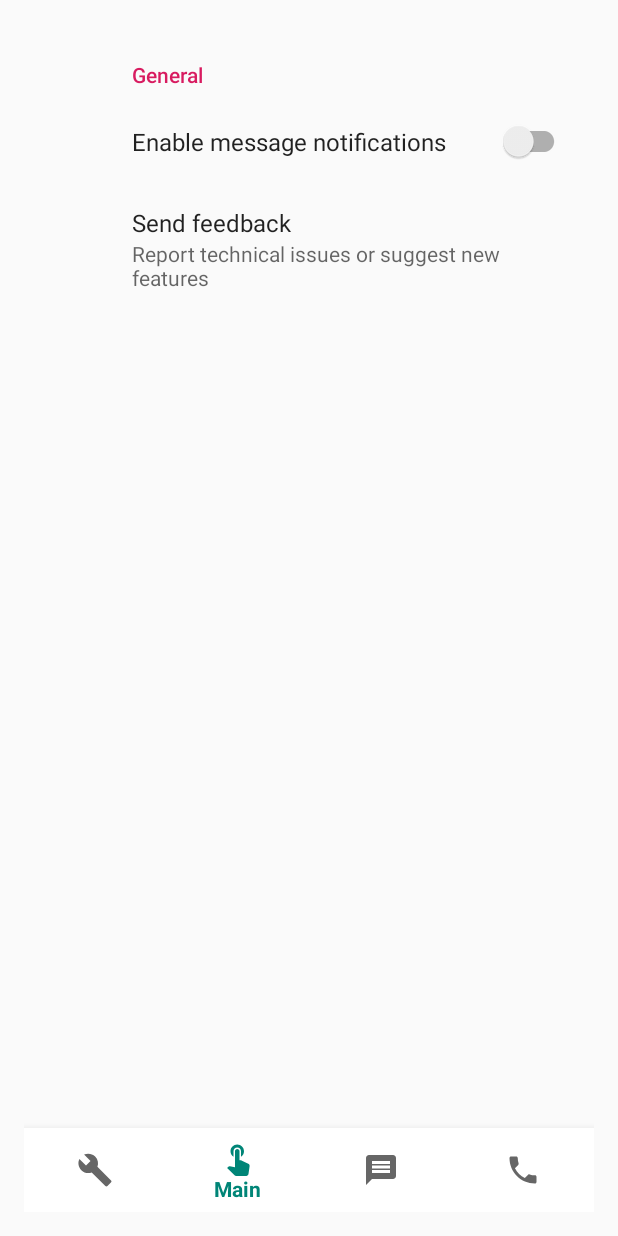
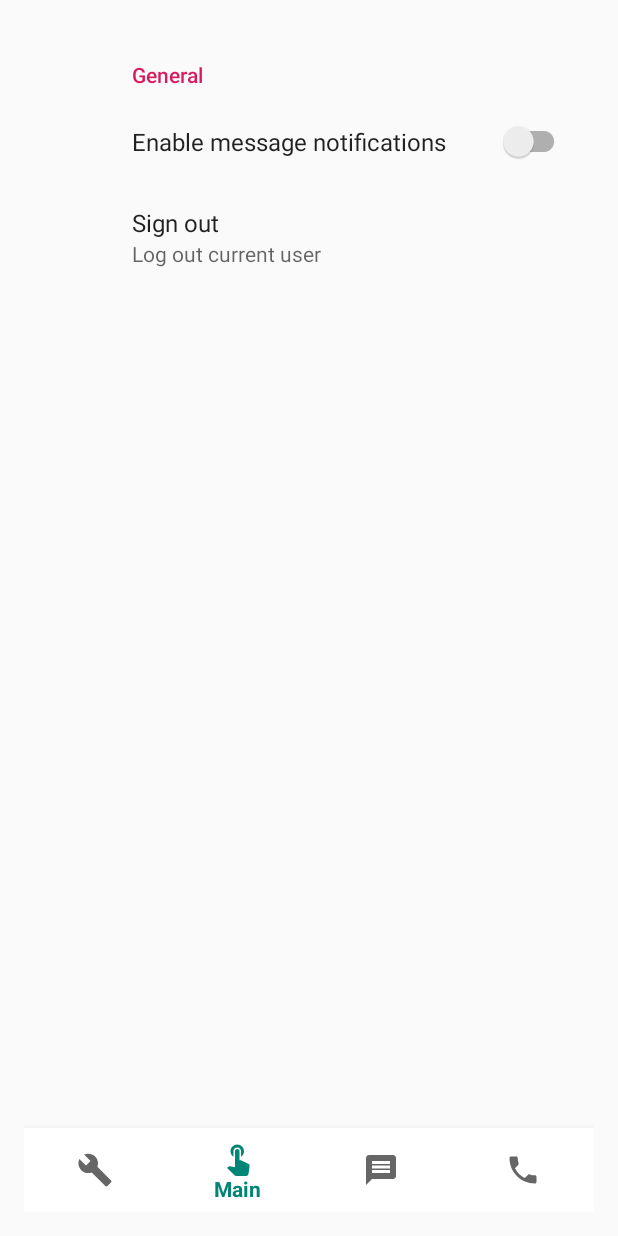
Before and after one commit to SavvyLLC/AndroidStudioApp, an Android app: the fragment PreferenceFragment placed in its activity, on a phone screen of 412 x 824 dp. Run offline under Robolectric (Android 15) with nearby library versions, the phone set to English and light mode, and no system bars; our stand-ins replace Firebase (no records; nobody signed in at launch, a user with empty details on screens opened directly), androidx.preference; libraries missing offline, so code that uses them is left out: com.lorentzos.flingswipe; 3 statements that could not run were skipped.

Commit message:
feature: add *Logout* preference
Logout is located in the preference fragment and signs out the current user. afterwards it navigates the user back to the login screen.

```diff
--- a/app/src/main/java/com/codepath/jmckinley/savvyfirebasereboot/fragments/PreferenceFragment.java
+++ b/app/src/main/java/com/codepath/jmckinley/savvyfirebasereboot/fragments/PreferenceFragment.java
@@ -1,18 +1,33 @@
 package com.codepath.jmckinley.savvyfirebasereboot.fragments;
 
 
+import android.content.Intent;
 import android.os.Bundle;
+import android.util.Log;
+import android.widget.Toast;
 
 import androidx.fragment.app.Fragment;
+import androidx.preference.Preference;
 import androidx.preference.PreferenceFragmentCompat;
 
 import com.codepath.jmckinley.savvyfirebasereboot.R;
+import com.codepath.jmckinley.savvyfirebasereboot.activities.EditProfileActivity;
+import com.codepath.jmckinley.savvyfirebasereboot.activities.SignInActivity;
+import com.google.firebase.auth.FirebaseAuth;
 
 /**
  * A simple {@link Fragment} subclass.
  */
 public class PreferenceFragment extends PreferenceFragmentCompat {
 
+
+    // declare preference items
+    Preference logout;
+
+
+    private static final String TAG = "PreferenceFragment";
+
+    private FirebaseAuth mAuth;
 
     public PreferenceFragment() {
         // Required empty public constructor
@@ -22,6 +37,27 @@ public class PreferenceFragment extends PreferenceFragmentCompat {
     public void onCreatePreferences(Bundle savedInstanceState, String rootKey) {
         // Inflate XML preference file
         setPreferencesFromResource(R.xml.preferences, rootKey);
+
+        // link preference key to the fragment
+        logout = findPreference("logout");
+
+        // set preference onClickListener
+        logout.setOnPreferenceClickListener(new Preference.OnPreferenceClickListener() {
+            @Override
+            public boolean onPreferenceClick(Preference preference) {
+                Toast.makeText(getActivity(), "You are now logged out", Toast.LENGTH_SHORT).show();
+                FirebaseAuth.getInstance().signOut();
+                goToLogin();
+                return false;
+            }
+        });
+
+    }
+
+    // navigate to login activity
+    private void goToLogin() {
+        Intent i = new Intent(getActivity(), SignInActivity.class);
+        startActivity(i);
     }
 
 }
--- a/app/src/main/res/xml/preferences.xml
+++ b/app/src/main/res/xml/preferences.xml
@@ -10,9 +10,9 @@
             android:title="Enable message notifications" />
 
         <Preference
-            android:key="feedback"
-            android:title="Send feedback"
-            android:summary="Report technical issues or suggest new features"/>
+            android:key="logout"
+            android:title="Sign out"
+            android:summary="Log out current user"/>
 
     </PreferenceCategory>
 
```
